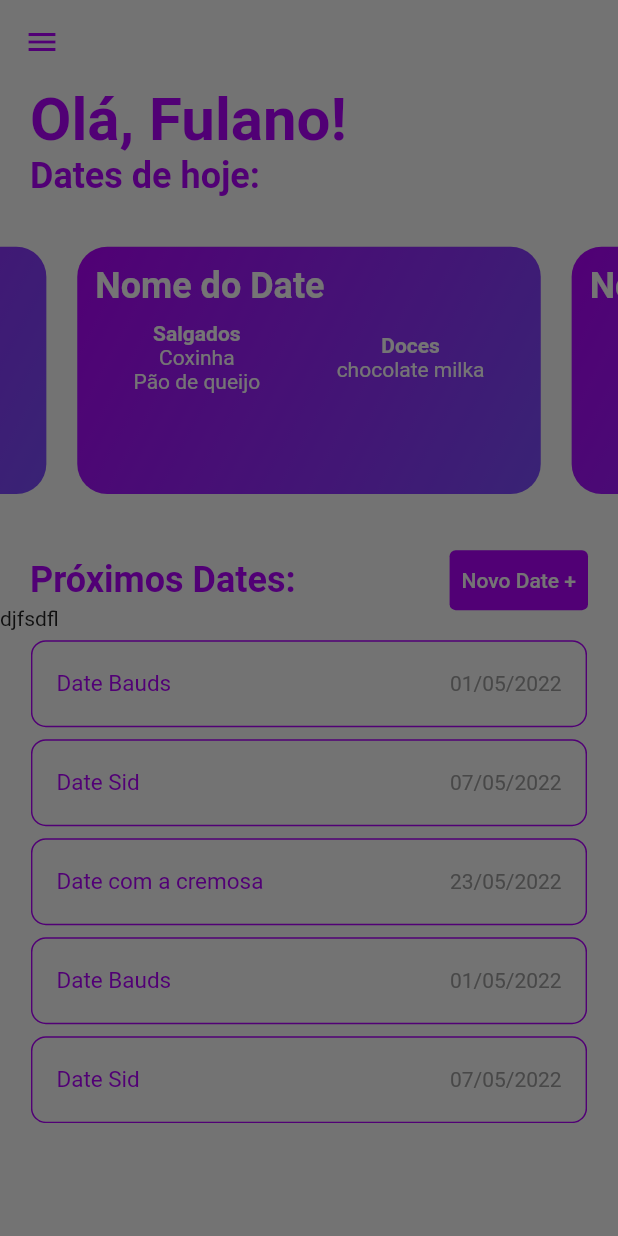
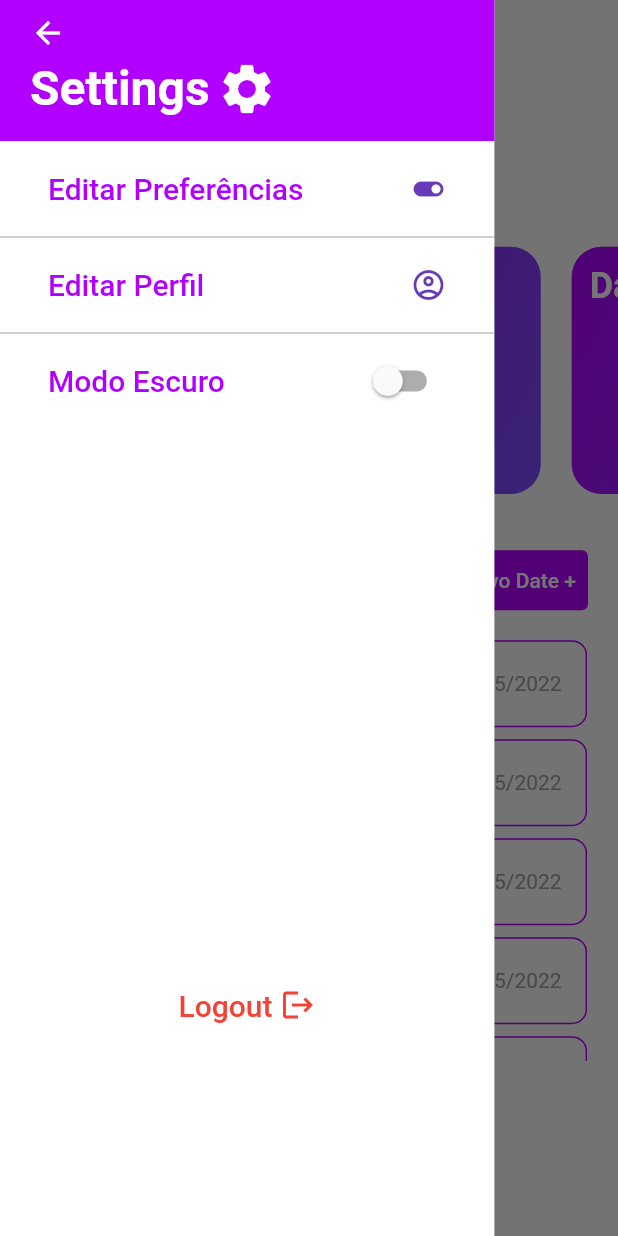
Before and after one commit to joao-vitor-machado/date-ideas-app, a Flutter app: the screen it shows after launch, with the side drawer open, on a phone screen of 412 x 824 dp. Run offline on Flutter 3.47's test engine with Material 2 defaults, Android fonts, the phone set to English and light mode, and no system bars; drawn by our look-alikes of carousel_slider.

Commit message:
drawer sem navegação ou interação com o switch

```diff
--- a/lib/model/mock/dates_mock.dart
+++ b/lib/model/mock/dates_mock.dart
@@ -12,7 +12,7 @@ class DateMock {
     ),
     DateApp(
       nome: "Date Sid",
-      data: DateTime.utc(2022, 5, 7),
+      data: DateTime.now(),
       salgados: ["Coxinha", "Pão de queijo"],
       doces: ["chocolate milka"],
       bebidas: ["Refrigerante"],
--- a/lib/view/main_screen.dart
+++ b/lib/view/main_screen.dart
@@ -9,13 +9,139 @@ class MainScreen extends StatelessWidget {
   static const route = "/mainScreen";
   const MainScreen({Key? key}) : super(key: key);
 
+
+
+
   @override
   Widget build(BuildContext context) {
     final tema = Theme.of(context).colorScheme;
     final screen = MediaQuery.of(context).size;
 
+    var itemsMenu = [
+      ListTile(
+          title: Text("Editar Preferências", style: TextStyle(color: tema.primary, fontSize: 20),),
+          trailing: Icon(
+            Icons.toggle_on,
+            color: Colors.deepPurple,
+          ),
+
+      ),
+      ListTile(
+        title: Text("Editar Perfil", style: TextStyle(color: tema.primary, fontSize: 20)),
+          trailing: Icon(Icons.account_circle_outlined, color: Colors.deepPurple,)
+
+      ),
+      ListTile(
+        title: Text("Modo Escuro", style: TextStyle(color: tema.primary, fontSize: 20)),
+          trailing: Switch(
+            value: false,
+            onChanged: (value){},
+          ),
+      ),
+    ];
+
+
+    Widget renderDateCards(){
+      List<int> indexes = [];
+      for(int i=0; i<DateMock.dates.length; i++){
+        if(DateMock.dates[i].data.month == DateTime.now().month && DateMock.dates[i].data.day == DateTime.now().day){
+          indexes.add(i);
+        }
+      }
+      if(indexes.length > 0){
+        return CarouselSlider(
+            options: CarouselOptions(
+                autoPlay: false
+            ),
+            items: indexes.map((index) => DateCard(dateApp: DateMock.dates[index])).toList()
+        );
+
+      }else{
+        return Container(
+          height: screen.height * 0.3,
+          child: Center(
+            child: Text("Nenhum date hoje ;-;"),
+          ),
+        );
+      }
+    }
+
     return Scaffold(
-      drawer: Text("djfsdfl"),
+      drawer: Container(
+        width: screen.width * 0.8,
+        color: tema.secondary,
+        child: Column(
+          children: [
+            Container(
+              color: tema.primary,
+              child: Column(
+                children: [
+                  Row(
+                    children: [
+                      Padding(
+                        padding: const EdgeInsets.only(left: 20.0, top: 10),
+                        child: Icon(
+                          Icons.arrow_back,
+                          color: tema.secondary,
+                        ),
+                      ),
+                    ],
+                  ),
+                  Padding(
+                    padding: const EdgeInsets.only(left: 20.0, bottom: 10),
+                    child: SizedBox(
+                      height: 50,
+                      child: Row(
+                        crossAxisAlignment: CrossAxisAlignment.center,
+                        children: [
+                          Text("Settings",
+                          style: TextStyle(
+                            color: tema.secondary,
+                            fontSize: 32,
+                            fontFamily: "Roboto",
+                            fontWeight: FontWeight.bold
+                          ),),
+                          SizedBox(width: 5,),
+                          Icon(Icons.settings, color: tema.secondary, size:40,),
+                        ],
+                      ),
+                    ),
+                  ),
+                ],
+              ),
+            ),
+            SizedBox(
+              height: 400,
+              child: ListView(
+                children: ListTile.divideTiles(
+                    color: tema.tertiary,
+                    context: context,
+                    tiles: itemsMenu.map((e) => ListTile(
+                    title: e
+                  )
+                )).toList(),
+              ),
+            ),
+            SizedBox(
+              height: screen.height * 0.18  ,
+            ),
+            Container(
+              width: screen.width * 0.7,
+              child: ListTile(
+                title: Row(
+                  crossAxisAlignment: CrossAxisAlignment.center,
+                  mainAxisAlignment: MainAxisAlignment.center,
+                  children: [
+                    Text("Logout", style: TextStyle(color: Colors.red, fontSize: 20)),
+                    SizedBox(width: 5,),
+                    Icon(Icons.logout, color: Colors.red,)
+                  ],
+                ),
+              ),
+            ),
+          ],
+        ),
+      ),
 
       appBar: AppBar(
         backgroundColor: Colors.transparent,
@@ -45,12 +171,7 @@ class MainScreen extends StatelessWidget {
                 fontWeight: FontWeight.w700
               ),),
             ),
-            CarouselSlider(
-              options: CarouselOptions(
-                autoPlay: true
-              ),
-              items: DateMock.dates.map((e) => DateCard(dateApp: e)).toList()
-            ),
+            renderDateCards(),
             Padding(
               padding: const EdgeInsets.only(left: 20.0, right: 20 ,bottom: 8),
               child: Row(
@@ -79,7 +200,7 @@ class MainScreen extends StatelessWidget {
             Center(
               child: Container(
                 width: screen.width * 0.9,
-                height: screen.height * 0.4,
+                height: screen.height * 0.35,
                 child: ListView(
                   children: DateMock.dates.map((element) => DateTile(nomeDate: element.nome, dataDate: element.data)).toList(),
                 ),
@@ -90,4 +211,5 @@ class MainScreen extends StatelessWidget {
       ),
     );
   }
+
 }
--- a/lib/widgets/date_card.dart
+++ b/lib/widgets/date_card.dart
@@ -1,5 +1,8 @@
+import 'package:carousel_slider/carousel_slider.dart';
 import 'package:flutter/material.dart';
 import 'package:trabalho_fibal_mob_2022/model/Date.dart';
+
+import '../model/mock/dates_mock.dart';
 
 class DateCard extends StatelessWidget {
   final DateApp dateApp;
@@ -9,8 +12,9 @@ class DateCard extends StatelessWidget {
 
   @override
   Widget build(BuildContext context) {
+    final screen = MediaQuery.of(context).size;
     final tema = Theme.of(context).colorScheme;
-    final screen = MediaQuery.of(context).size;
+
 
     Widget dateElementsListGenerate(List<String> list){
       return Column(
@@ -39,7 +43,7 @@ class DateCard extends StatelessWidget {
               child: Column(
                 children: [
                     Row(
-                      children: [Text("Nome do Date",
+                      children: [Text(dateApp.nome,
                       style: TextStyle(
                         fontSize: 24,
                         fontWeight: FontWeight.bold,
```
